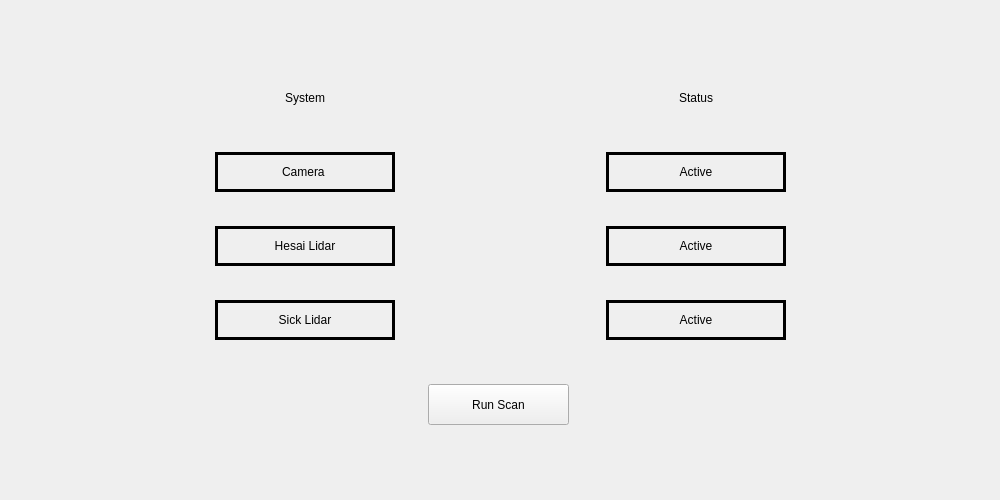
ColinSmith14/agv_gui, file amr_v4_qt/src/health_screen.ui: the form before one commit.
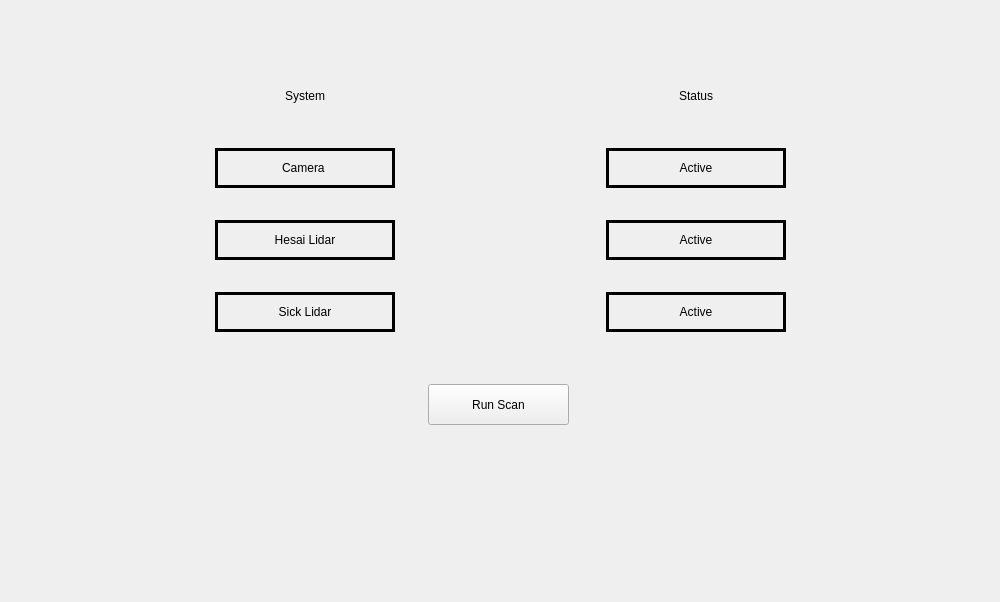
The form after the commit.

Commit message: changed styles and added battery screen

What changed in the file:
```diff
--- a/amr_v4_qt/src/health_screen.ui
+++ b/amr_v4_qt/src/health_screen.ui
@@ -10,7 +10,7 @@
     <x>0</x>
     <y>0</y>
     <width>1000</width>
-    <height>500</height>
+    <height>602</height>
    </rect>
   </property>
   <property name="windowTitle">
@@ -22,7 +22,7 @@
      <x>10</x>
      <y>50</y>
      <width>981</width>
-     <height>321</height>
+     <height>311</height>
     </rect>
    </property>
    <layout class="QVBoxLayout" name="verticalLayout">
@@ -395,10 +395,10 @@
    </property>
    <property name="geometry">
     <rect>
-     <x>590</x>
+     <x>600</x>
      <y>380</y>
-     <width>51</width>
-     <height>51</height>
+     <width>61</width>
+     <height>61</height>
     </rect>
    </property>
    <property name="text">
```
The commit also changes 21 other files.
